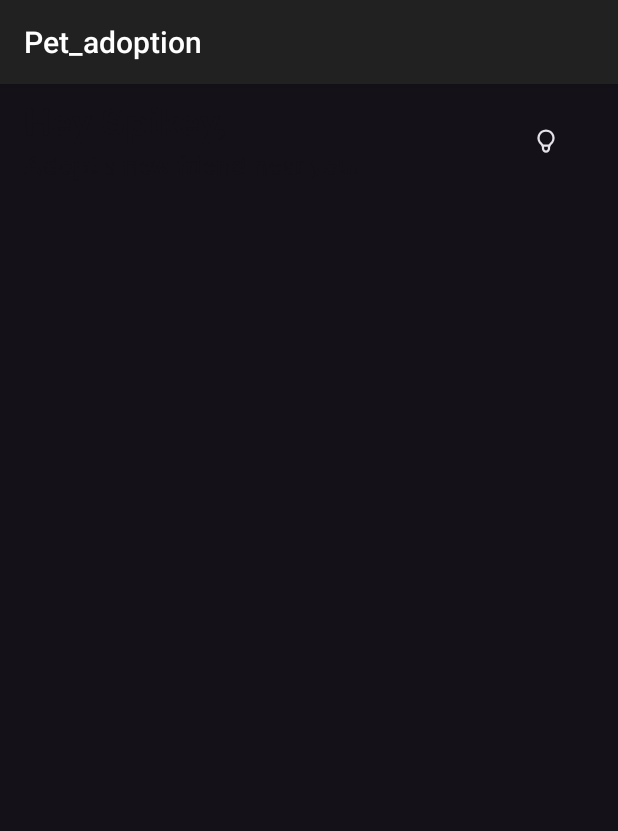
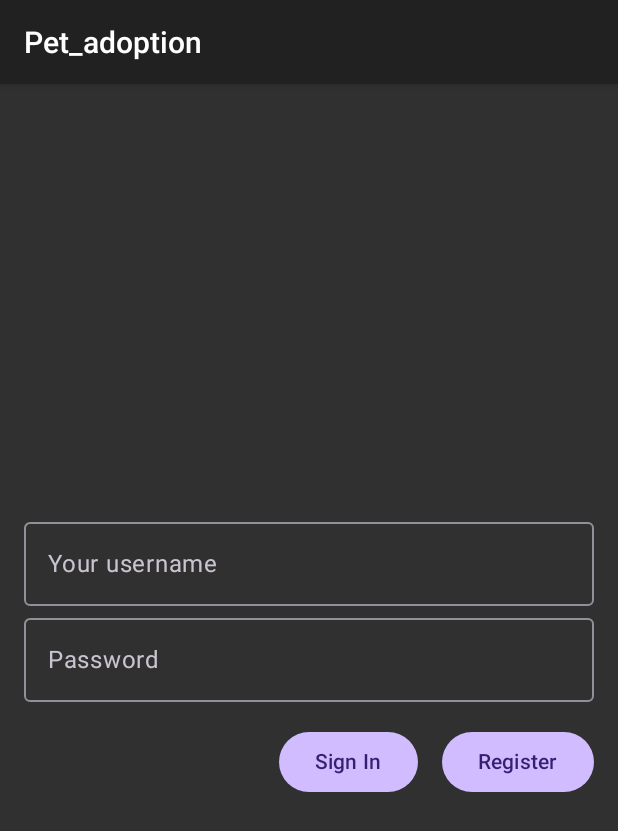
Before and after one commit to Vasilio777/pet_adoption, an Android app built with Jetpack Compose: the screen it shows after launch (MainActivity before the commit, LoginActivity after it), on a phone screen of 412 x 824 dp. Shown: the top 831 px of the screen. Run offline under Robolectric (Android 15) with nearby library versions, the phone set to English and light mode, and no system bars; our stand-ins replace Firebase (no records; nobody signed in at launch, a user with empty details on screens opened directly).

```diff
--- a/app/build.gradle.kts
+++ b/app/build.gradle.kts
@@ -2,6 +2,7 @@ plugins {
     id("com.android.application")
     id("org.jetbrains.kotlin.android")
     id("kotlin-parcelize")
+    id("com.google.gms.google-services")
 }
 
 android {
@@ -55,6 +56,10 @@ dependencies {
     implementation("com.squareup.retrofit2:retrofit:2.9.0")
     implementation("com.squareup.retrofit2:converter-moshi:2.9.0")
     implementation(platform("androidx.compose:compose-bom:2023.08.00"))
+
+    implementation(platform("com.google.firebase:firebase-bom:32.6.0"))
+    implementation("com.google.firebase:firebase-auth")
+
     implementation("androidx.compose.ui:ui")
     implementation("androidx.compose.ui:ui-graphics")
     implementation("androidx.compose.ui:ui-tooling-preview")
--- /dev/null
+++ b/app/src/main/java/com/harbourspace/pet_adoption/LoginActivity.kt
@@ -0,0 +1,164 @@
+package com.harbourspace.pet_adoption
+
+import android.content.Intent
+import android.os.Bundle
+import android.util.Log
+import android.widget.Toast
+import androidx.activity.ComponentActivity
+import androidx.activity.compose.setContent
+import androidx.annotation.StringRes
+import androidx.compose.foundation.layout.Arrangement
+import androidx.compose.foundation.layout.Column
+import androidx.compose.foundation.layout.Row
+import androidx.compose.foundation.layout.Spacer
+import androidx.compose.foundation.layout.fillMaxSize
+import androidx.compose.foundation.layout.fillMaxWidth
+import androidx.compose.foundation.layout.height
+import androidx.compose.foundation.layout.padding
+import androidx.compose.foundation.layout.width
+import androidx.compose.material3.Button
+import androidx.compose.material3.OutlinedTextField
+import androidx.compose.material3.Text
+import androidx.compose.runtime.Composable
+import androidx.compose.runtime.MutableState
+import androidx.compose.runtime.mutableStateOf
+import androidx.compose.runtime.remember
+import androidx.compose.ui.Alignment
+import androidx.compose.ui.Modifier
+import androidx.compose.ui.res.stringResource
+import androidx.compose.ui.text.input.PasswordVisualTransformation
+import androidx.compose.ui.text.input.VisualTransformation
+import androidx.compose.ui.unit.dp
+import com.google.firebase.auth.ktx.auth
+import com.google.firebase.ktx.Firebase
+import com.harbourspace.pet_adoption.repository.AppPreferences
+import com.harbourspace.pet_adoption.ui.theme.Pet_adoptionTheme
+
+private const val TAG = "LoginActivity"
+
+class LoginActivity : ComponentActivity() {
+
+  override fun onCreate(savedInstanceState: Bundle?) {
+    super.onCreate(savedInstanceState)
+
+    if (Firebase.auth.currentUser != null) {
+      startActivity(Intent(this, MainActivity::class.java))
+      finish()
+      return
+    }
+
+    setContent {
+
+      val username = remember { mutableStateOf("") }
+      val password = remember { mutableStateOf("") }
+
+      Pet_adoptionTheme(
+        darkTheme = AppPreferences(this).isDarkTheme(),
+      ) {
+
+        Column(
+          modifier = Modifier
+            .fillMaxSize()
+            .padding(16.dp),
+          verticalArrangement = Arrangement.Center,
+          horizontalAlignment = Alignment.CenterHorizontally
+        ) {
+
+          AddCustomTextField(
+            text = username,
+            hint = R.string.login_username_hint,
+            visualTransformation = VisualTransformation.None,
+          )
+
+          Spacer(modifier = Modifier.height(8.dp))
+
+          AddCustomTextField(
+            text = password,
+            hint = R.string.login_password_hint,
+            visualTransformation = PasswordVisualTransformation(),
+          )
+
+          Spacer(modifier = Modifier.height(16.dp))
+
+          Row(
+            modifier = Modifier.fillMaxWidth(),
+            horizontalArrangement = Arrangement.End
+          ) {
+
+            Button(
+              onClick = {
+                authenticateUser(username.value, password.value)
+              }) {
+              Text(
+                text = stringResource(id = R.string.login_sign_in)
+              )
+            }
+
+            Spacer(modifier = Modifier.width(16.dp))
+
+            Button(
+              onClick = {
+                registerUser(username.value, password.value)
+              }) {
+              Text(
+                text = stringResource(id = R.string.login_register)
+              )
+            }
+          }
+        }
+      }
+    }
+  }
+
+  private fun authenticateUser(username: String, password: String) {
+    Firebase.auth.signInWithEmailAndPassword(
+      username,
+      password
+    ).addOnCompleteListener {
+      if (it.isSuccessful) {
+        startActivity(Intent(this, MainActivity::class.java))
+        finish()
+      } else {
+        Log.d(TAG, "Authentication failed. Error: ${it.exception}")
+        Toast.makeText(baseContext, it.exception?.localizedMessage, Toast.LENGTH_SHORT).show()
+      }
+    }
+  }
+
+  private fun registerUser(username: String, password: String) {
+    Firebase.auth.createUserWithEmailAndPassword(
+      username,
+      password
+    ).addOnCompleteListener {
+      if (it.isSuccessful) {
+        startActivity(Intent(this, MainActivity::class.java))
+        finish()
+      } else {
+        Log.d(TAG, "Authentication failed. Error: ${it.exception}")
+        Toast.makeText(baseContext, it.exception?.localizedMessage, Toast.LENGTH_SHORT).show()
+      }
+    }
+  }
+}
+
+@Composable
+fun AddCustomTextField(
+  text: MutableState<String>,
+  @StringRes hint: Int,
+  visualTransformation: VisualTransformation,
+) {
+  OutlinedTextField(
+    value = text.value,
+    onValueChange = { value ->
+      text.value = value
+    },
+    modifier = Modifier.fillMaxWidth(),
+    placeholder = {
+      Text(
+        text = stringResource(id = hint),
+        maxLines = 1
+      )
+    },
+    visualTransformation = visualTransformation
+  )
+}
--- a/app/src/main/java/com/harbourspace/pet_adoption/component/ItemDogCard.kt
+++ b/app/src/main/java/com/harbourspace/pet_adoption/component/ItemDogCard.kt
@@ -34,7 +34,6 @@ import coil.compose.rememberAsyncImagePainter
 import coil.request.ImageRequest
 import com.harbourspace.pet_adoption.R
 import com.harbourspace.pet_adoption.model.Dog
-import com.harbourspace.pet_adoption.model.UnsplashItem
 
 @Composable
 fun ItemDogCard(url: String, dog: Dog, onItemClicked: (dog: Dog) -> Unit) {
--- a/app/src/main/res/values/strings.xml
+++ b/app/src/main/res/values/strings.xml
@@ -4,4 +4,14 @@
 
     <string name="text_home">Home</string>
     <string name="text_details">Details</string>
+
+    <!-- Login -->
+    <string name="login_username_hint">Your username</string>
+    <string name="login_password_hint">Password</string>
+    <string name="login_sign_in">Sign In</string>
+    <string name="login_register">Register</string>
+
+    <string name="login_authentication_error">Authentication error</string>
+    <string name="login_authentication_cancel">Cancel</string>
+    <string name="login_authentication_retry">Retry</string>
 </resources>
--- a/build.gradle.kts
+++ b/build.gradle.kts
@@ -3,3 +3,9 @@ plugins {
     id("com.android.application") version "8.2.0-rc03" apply false
     id("org.jetbrains.kotlin.android") version "1.9.0" apply false
 }
+
+buildscript {
+    dependencies {
+        classpath("com.google.gms:google-services:4.4.0")
+    }
+}
```
Also changed, not shown: app/src/main/AndroidManifest.xml (+5 -5 lines), app/src/main/java/com/harbourspace/pet_adoption/MainActivity.kt (+9 -2 lines), app/src/main/java/com/harbourspace/pet_adoption/component/TopBar.kt (+25 -1 lines), 1 other file.
